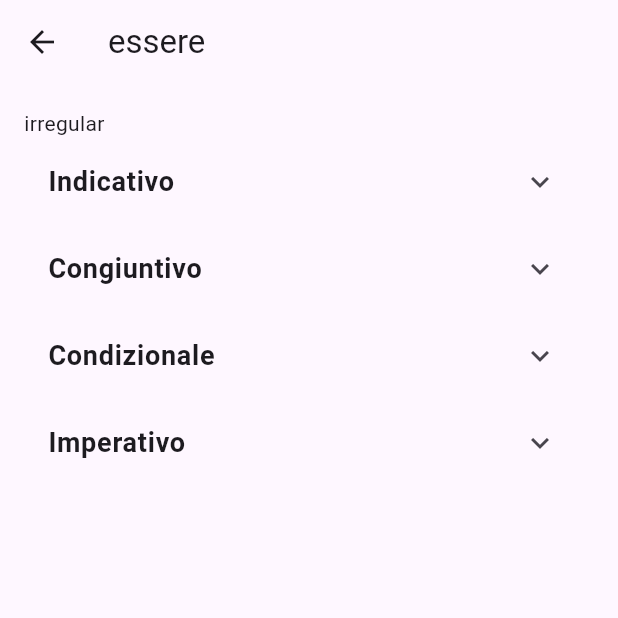
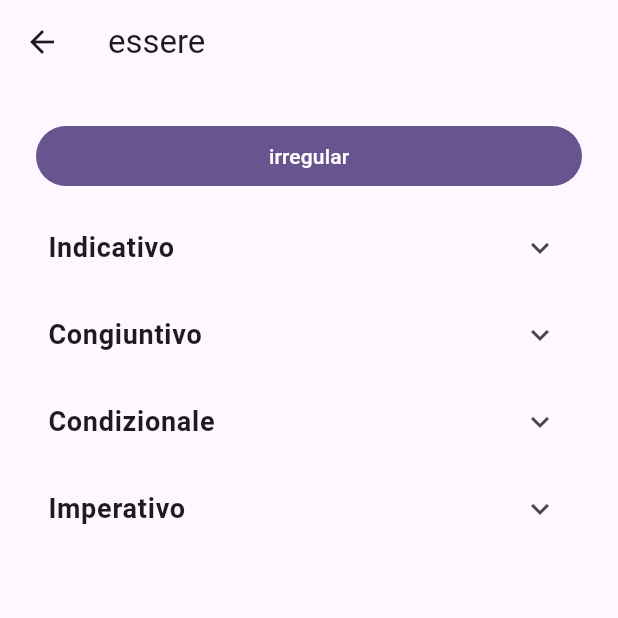
Before and after one commit to NicolasKargruber/ConiuGatto, a Flutter app: the screen it shows after launch, after a tap on "essere", on a phone screen of 412 x 824 dp, the top half of it. Run offline on Flutter 3.47's test engine with Material 3 defaults, Android fonts, the phone set to English and light mode, and no system bars.

Commit message:
[CON-13] Update conjugation table

```diff
--- a/lib/screens/verb_detail_screen.dart
+++ b/lib/screens/verb_detail_screen.dart
@@ -1,4 +1,3 @@
-import 'package:coniugatto/models/moods/indicative.dart';
 import 'package:coniugatto/screens/conjugation_table.dart';
 import 'package:flutter/material.dart';
 
@@ -16,6 +15,7 @@ class VerbDetailScreen extends StatefulWidget {
 
 class _VerbDetailScreenState extends State<VerbDetailScreen> {
   late Auxiliary selectedAuxiliary;
+  List<bool> selectedAuxiliaries = [true, false];
 
   @override
   void initState() {
@@ -31,21 +31,52 @@ class _VerbDetailScreenState extends State<VerbDetailScreen> {
         padding: const EdgeInsets.all(16.0),
         child: ListView(
           children: [
-            Text(widget.verb.regularity.name),
+
+            Padding(
+              padding: const EdgeInsets.all(8.0),
+              child: FilledButton(onPressed: (){}, child: Text(widget.verb.regularity.name)),
+            ),
 
             if(widget.verb.auxiliaries.length > 1)
-            ToggleButtons(isSelected: [true, false], children: [Text(widget.verb.auxiliaries.first.name), Text(widget.verb.auxiliaries.last.name)]),
+            Container(
+              alignment: Alignment.center,
+              padding: const EdgeInsets.all(8.0),
+              child: ToggleButtons(
+                  isSelected: selectedAuxiliaries,
+                  onPressed: (index){
+                    setState(() {
+                      selectedAuxiliary = widget.verb.auxiliaries[index];
+                      selectedAuxiliaries = [false, false];
+                      selectedAuxiliaries[index] = true;
+                    });
+                  },
+                  children: [
+                Padding(
+                padding: const EdgeInsets.all(8.0),
+                child: Text(widget.verb.auxiliaries.first.name.toUpperCase()),
+                ),
+                Padding(
+                  padding: const EdgeInsets.all(8.0),
+                  child: Text(widget.verb.auxiliaries.last.name.toUpperCase()),
+                )
+              ]),
+            ),
 
             // INDICATIVO
             ExpansionTile(
               title: Text('Indicativo', style: TextStyle(fontSize: 18, fontWeight: FontWeight.bold)),
               children: [
-                _buildTenseTile('Presente', widget.verb.indicative.present),
-                _buildTenseTile('Imperfetto', widget.verb.indicative.imperfect),
-                _buildTenseTile('Passato Prossimo', widget.verb.indicative.presentPerfect(selectedAuxiliary)),
-                _buildTenseTile('Trapassato Prossimo', widget.verb.indicative.pastPerfect(selectedAuxiliary)),
-                _buildTenseTile('Passato Remoto', widget.verb.indicative.historicalPresentPerfect),
-                _buildTenseTile('Futuro Semplice', widget.verb.indicative.future),
+                SingleChildScrollView(
+                  scrollDirection: Axis.horizontal,
+                  child: ConjugationTable(conjugatedTenses: [
+                    (label: 'Presente', conjugations: widget.verb.indicative.present),
+                    (label: 'Imperfetto', conjugations: widget.verb.indicative.imperfect),
+                    (label: 'Passato Prossimo', conjugations: widget.verb.indicative.presentPerfect(selectedAuxiliary)),
+                    (label: 'Trapassato Prossimo', conjugations: widget.verb.indicative.pastPerfect(selectedAuxiliary)),
+                    (label: 'Passato Remoto', conjugations: widget.verb.indicative.historicalPresentPerfect),
+                    (label: 'Futuro', conjugations: widget.verb.indicative.future),
+                  ]),
+                )
               ],
             ),
 
@@ -53,8 +84,13 @@ class _VerbDetailScreenState extends State<VerbDetailScreen> {
             ExpansionTile(
               title: Text('Congiuntivo', style: TextStyle(fontSize: 18, fontWeight: FontWeight.bold)),
               children: [
-                _buildTenseTile('Presente', widget.verb.subjunctive.present),
-                _buildTenseTile('Imperfetto', widget.verb.subjunctive.imperfect),
+                SingleChildScrollView(
+                  scrollDirection: Axis.horizontal,
+                  child: ConjugationTable(conjugatedTenses: [
+                    (label: 'Presente', conjugations: widget.verb.subjunctive.present),
+                    (label: 'Imperfetto', conjugations: widget.verb.subjunctive.imperfect),
+                  ]),
+                ),
               ],
             ),
 
@@ -62,7 +98,12 @@ class _VerbDetailScreenState extends State<VerbDetailScreen> {
             ExpansionTile(
               title: Text('Condizionale', style: TextStyle(fontSize: 18, fontWeight: FontWeight.bold)),
               children: [
-                _buildTenseTile('Presente', widget.verb.conditional.present),
+                SingleChildScrollView(
+                  scrollDirection: Axis.horizontal,
+                  child: ConjugationTable(conjugatedTenses: [
+                    (label: 'Presente', conjugations: widget.verb.conditional.present),
+                  ]),
+                ),
               ],
             ),
 
@@ -70,7 +111,12 @@ class _VerbDetailScreenState extends State<VerbDetailScreen> {
             ExpansionTile(
               title: Text('Imperativo', style: TextStyle(fontSize: 18, fontWeight: FontWeight.bold)),
               children: [
-                _buildTenseTile('Positivo Afirmativo', widget.verb.imperative.positive),
+                SingleChildScrollView(
+                  scrollDirection: Axis.horizontal,
+                  child: ConjugationTable(conjugatedTenses: [
+                    (label: 'Positivo', conjugations: widget.verb.imperative.positive),
+                  ]),
+                ),
               ],
             ),
           ],
@@ -78,11 +124,4 @@ class _VerbDetailScreenState extends State<VerbDetailScreen> {
       ),
     );
   }
-
-  Widget _buildTenseTile(String tenseName, Conjugations conjugations) {
-    return ExpansionTile(
-      title: Text(tenseName),
-      children: [ConjugationTable(conjugations: conjugations)],
-    );
-  }
 }
```
Also changed, not shown: lib/screens/conjugation_table.dart (+15 -12 lines).
